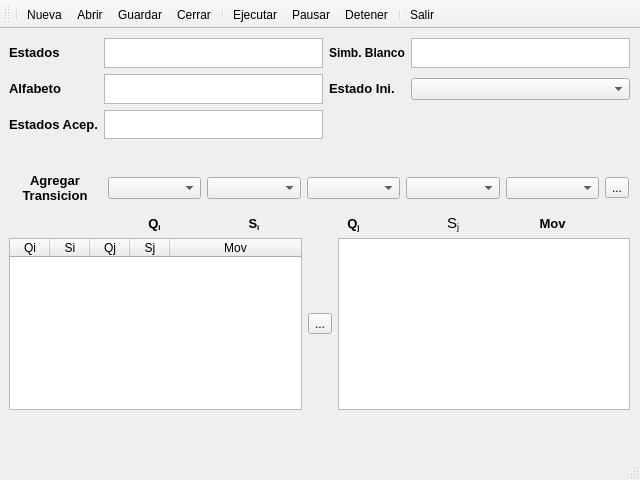
The window that gui/gui.ui (gipdiaz/fti_final) describes before a commit, drawn with Qt 5.
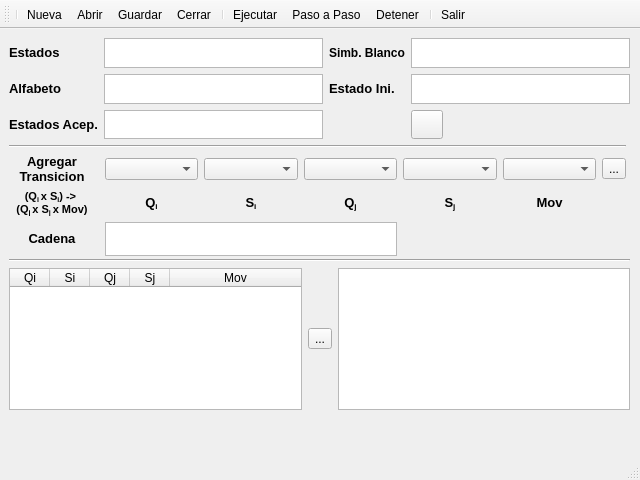
The same window after the commit. Icons and pictures are not drawn.

```diff
--- a/gui/gui.ui
+++ b/gui/gui.ui
@@ -99,9 +99,6 @@
           </property>
          </widget>
         </item>
-        <item row="1" column="3">
-         <widget class="QComboBox" name="EstadoIniComboBox"/>
-        </item>
         <item row="2" column="0">
          <widget class="QLabel" name="EstadosAcepLabel">
           <property name="text">
@@ -126,22 +123,50 @@
           </property>
          </widget>
         </item>
+        <item row="2" column="3">
+         <widget class="QToolButton" name="aceptarTuringBoton">
+          <property name="toolTip">
+           <string>&lt;!DOCTYPE HTML PUBLIC &quot;-//W3C//DTD HTML 4.0//EN&quot; &quot;http://www.w3.org/TR/REC-html40/strict.dtd&quot;&gt;
+&lt;html&gt;&lt;head&gt;&lt;meta name=&quot;qrichtext&quot; content=&quot;1&quot; /&gt;&lt;style type=&quot;text/css&quot;&gt;
+p, li { white-space: pre-wrap; }
+&lt;/style&gt;&lt;/head&gt;&lt;body style=&quot; font-family:'Ubuntu'; font-size:11pt; font-weight:400; font-style:normal;&quot;&gt;
+&lt;p align=&quot;center&quot; style=&quot; margin-top:0px; margin-bottom:0px; margin-left:0px; margin-right:0px; -qt-block-indent:0; text-indent:0px;&quot;&gt;&lt;span style=&quot; font-size:10pt; font-weight:600;&quot;&gt;Aceptar &lt;/span&gt;&lt;/p&gt;
+&lt;p align=&quot;center&quot; style=&quot; margin-top:0px; margin-bottom:0px; margin-left:0px; margin-right:0px; -qt-block-indent:0; text-indent:0px;&quot;&gt;&lt;span style=&quot; font-size:10pt; font-weight:600;&quot;&gt;Maquina Turing&lt;/span&gt;&lt;/p&gt;&lt;/body&gt;&lt;/html&gt;</string>
+          </property>
+          <property name="text">
+           <string/>
+          </property>
+          <property name="icon">
+           <iconset resource="resourse.qrc">
+            <normaloff>:/newPrefix/iconos/Apply.png</normaloff>:/newPrefix/iconos/Apply.png</iconset>
+          </property>
+          <property name="iconSize">
+           <size>
+            <width>24</width>
+            <height>24</height>
+           </size>
+          </property>
+         </widget>
+        </item>
+        <item row="1" column="3">
+         <widget class="QTextEdit" name="EstadoIniText"/>
+        </item>
        </layout>
       </widget>
       <widget class="QWidget" name="gridLayoutWidget_2">
        <property name="geometry">
         <rect>
          <x>0</x>
-         <y>200</y>
+         <y>221</y>
          <width>621</width>
-         <height>172</height>
+         <height>151</height>
         </rect>
        </property>
        <layout class="QGridLayout" name="gridLayout_2">
-        <item row="0" column="2">
+        <item row="1" column="2">
          <widget class="QTextBrowser" name="CintatextBrowser"/>
         </item>
-        <item row="0" column="0">
+        <item row="1" column="0">
          <widget class="QTreeWidget" name="transcisionesWidget">
           <attribute name="headerDefaultSectionSize">
            <number>40</number>
@@ -191,7 +216,7 @@
           </column>
          </widget>
         </item>
-        <item row="0" column="1">
+        <item row="1" column="1">
          <widget class="QToolButton" name="BorrarTransicionBoton">
           <property name="toolTip">
            <string>&lt;!DOCTYPE HTML PUBLIC &quot;-//W3C//DTD HTML 4.0//EN&quot; &quot;http://www.w3.org/TR/REC-html40/strict.dtd&quot;&gt;
@@ -216,15 +241,22 @@
           </property>
          </widget>
         </item>
+        <item row="0" column="0" colspan="3">
+         <widget class="Line" name="line_2">
+          <property name="orientation">
+           <enum>Qt::Horizontal</enum>
+          </property>
+         </widget>
+        </item>
        </layout>
       </widget>
       <widget class="QWidget" name="gridLayoutWidget_3">
        <property name="geometry">
         <rect>
-         <x>-1</x>
-         <y>99</y>
+         <x>-4</x>
+         <y>107</y>
          <width>621</width>
-         <height>101</height>
+         <height>111</height>
         </rect>
        </property>
        <layout class="QGridLayout" name="gridLayout_3">
@@ -286,13 +318,6 @@
           </property>
          </widget>
         </item>
-        <item row="0" column="1">
-         <widget class="QLabel" name="label">
-          <property name="text">
-           <string/>
-          </property>
-         </widget>
-        </item>
         <item row="2" column="1">
          <widget class="QLabel" name="QiLabel">
           <property name="text">
@@ -333,7 +358,7 @@
 &lt;html&gt;&lt;head&gt;&lt;meta name=&quot;qrichtext&quot; content=&quot;1&quot; /&gt;&lt;style type=&quot;text/css&quot;&gt;
 p, li { white-space: pre-wrap; }
 &lt;/style&gt;&lt;/head&gt;&lt;body style=&quot; font-family:'Ubuntu'; font-size:11pt; font-weight:400; font-style:normal;&quot;&gt;
-&lt;p align=&quot;center&quot; style=&quot; margin-top:0px; margin-bottom:0px; margin-left:0px; margin-right:0px; -qt-block-indent:0; text-indent:0px;&quot;&gt;S&lt;span style=&quot; vertical-align:sub;&quot;&gt;j&lt;/span&gt;&lt;/p&gt;&lt;/body&gt;&lt;/html&gt;</string>
+&lt;p align=&quot;center&quot; style=&quot; margin-top:0px; margin-bottom:0px; margin-left:0px; margin-right:0px; -qt-block-indent:0; text-indent:0px;&quot;&gt;&lt;span style=&quot; font-size:10pt; font-weight:600;&quot;&gt;S&lt;/span&gt;&lt;span style=&quot; font-size:10pt; font-weight:600; vertical-align:sub;&quot;&gt;j&lt;/span&gt;&lt;/p&gt;&lt;/body&gt;&lt;/html&gt;</string>
           </property>
          </widget>
         </item>
@@ -348,6 +373,39 @@
           </property>
          </widget>
         </item>
+        <item row="2" column="0">
+         <widget class="QLabel" name="label_2">
+          <property name="text">
+           <string>&lt;!DOCTYPE HTML PUBLIC &quot;-//W3C//DTD HTML 4.0//EN&quot; &quot;http://www.w3.org/TR/REC-html40/strict.dtd&quot;&gt;
+&lt;html&gt;&lt;head&gt;&lt;meta name=&quot;qrichtext&quot; content=&quot;1&quot; /&gt;&lt;style type=&quot;text/css&quot;&gt;
+p, li { white-space: pre-wrap; }
+&lt;/style&gt;&lt;/head&gt;&lt;body style=&quot; font-family:'Ubuntu'; font-size:11pt; font-weight:400; font-style:normal;&quot;&gt;
+&lt;p align=&quot;center&quot; style=&quot; margin-top:0px; margin-bottom:0px; margin-left:0px; margin-right:0px; -qt-block-indent:0; text-indent:0px;&quot;&gt;&lt;span style=&quot; font-size:8pt; font-weight:600;&quot;&gt;(Q&lt;/span&gt;&lt;span style=&quot; font-size:8pt; font-weight:600; vertical-align:sub;&quot;&gt;i &lt;/span&gt;&lt;span style=&quot; font-size:8pt; font-weight:600;&quot;&gt;x S&lt;/span&gt;&lt;span style=&quot; font-size:8pt; font-weight:600; vertical-align:sub;&quot;&gt;i&lt;/span&gt;&lt;span style=&quot; font-size:8pt; font-weight:600;&quot;&gt;) -&amp;gt; &lt;/span&gt;&lt;/p&gt;
+&lt;p align=&quot;center&quot; style=&quot; margin-top:0px; margin-bottom:0px; margin-left:0px; margin-right:0px; -qt-block-indent:0; text-indent:0px;&quot;&gt;&lt;span style=&quot; font-size:8pt; font-weight:600;&quot;&gt;(Q&lt;/span&gt;&lt;span style=&quot; font-size:8pt; font-weight:600; vertical-align:sub;&quot;&gt;j &lt;/span&gt;&lt;span style=&quot; font-size:8pt; font-weight:600;&quot;&gt;x S&lt;/span&gt;&lt;span style=&quot; font-size:8pt; font-weight:600; vertical-align:sub;&quot;&gt;j &lt;/span&gt;&lt;span style=&quot; font-size:8pt; font-weight:600;&quot;&gt;x Mov)&lt;/span&gt;&lt;/p&gt;&lt;/body&gt;&lt;/html&gt;</string>
+          </property>
+         </widget>
+        </item>
+        <item row="0" column="0" colspan="7">
+         <widget class="Line" name="line">
+          <property name="orientation">
+           <enum>Qt::Horizontal</enum>
+          </property>
+         </widget>
+        </item>
+        <item row="3" column="0">
+         <widget class="QLabel" name="CadenaLabel">
+          <property name="text">
+           <string>&lt;!DOCTYPE HTML PUBLIC &quot;-//W3C//DTD HTML 4.0//EN&quot; &quot;http://www.w3.org/TR/REC-html40/strict.dtd&quot;&gt;
+&lt;html&gt;&lt;head&gt;&lt;meta name=&quot;qrichtext&quot; content=&quot;1&quot; /&gt;&lt;style type=&quot;text/css&quot;&gt;
+p, li { white-space: pre-wrap; }
+&lt;/style&gt;&lt;/head&gt;&lt;body style=&quot; font-family:'Ubuntu'; font-size:11pt; font-weight:400; font-style:normal;&quot;&gt;
+&lt;p align=&quot;center&quot; style=&quot; margin-top:0px; margin-bottom:0px; margin-left:0px; margin-right:0px; -qt-block-indent:0; text-indent:0px;&quot;&gt;&lt;span style=&quot; font-size:10pt; font-weight:600;&quot;&gt;Cadena&lt;/span&gt;&lt;/p&gt;&lt;/body&gt;&lt;/html&gt;</string>
+          </property>
+         </widget>
+        </item>
+        <item row="3" column="1" colspan="3">
+         <widget class="QTextEdit" name="CadenaText"/>
+        </item>
        </layout>
       </widget>
      </widget>
@@ -384,7 +442,7 @@
    <addaction name="actionCerrar"/>
    <addaction name="separator"/>
    <addaction name="actionEjecutar"/>
-   <addaction name="actionPausar"/>
+   <addaction name="actionPaso"/>
    <addaction name="actionDetener"/>
    <addaction name="separator"/>
    <addaction name="actionSalir"/>
@@ -400,6 +458,9 @@
    <property name="toolTip">
     <string>Abrir Maquina Turing</string>
    </property>
+   <property name="shortcut">
+    <string>Ctrl+A</string>
+   </property>
   </action>
   <action name="actionNueva">
    <property name="icon">
@@ -412,6 +473,9 @@
    <property name="toolTip">
     <string>Nueva Maquina Turing</string>
    </property>
+   <property name="shortcut">
+    <string>Ctrl+N</string>
+   </property>
   </action>
   <action name="actionGuardar">
    <property name="icon">
@@ -424,6 +488,9 @@
    <property name="toolTip">
     <string>Guardar Maquina Turing</string>
    </property>
+   <property name="shortcut">
+    <string>Ctrl+G</string>
+   </property>
   </action>
   <action name="actionSalir">
    <property name="icon">
@@ -436,6 +503,9 @@
    <property name="toolTip">
     <string>Salir del Simulador</string>
    </property>
+   <property name="shortcut">
+    <string>Ctrl+E</string>
+   </property>
   </action>
   <action name="actionEjecutar">
    <property name="icon">
@@ -448,18 +518,24 @@
    <property name="toolTip">
     <string>Ejecutar Maquina Turing</string>
    </property>
+   <property name="shortcut">
+    <string>F1</string>
+   </property>
   </action>
-  <action name="actionPausar">
+  <action name="actionPaso">
    <property name="icon">
-    <iconset>
-     <disabledoff>:/newPrefix/iconos/Stop playing.png</disabledoff>
-    </iconset>
+    <iconset resource="resourse.qrc">
+     <normaloff>:/newPrefix/iconos/Forward.png</normaloff>
+     <disabledoff>:/newPrefix/iconos/Stop playing.png</disabledoff>:/newPrefix/iconos/Forward.png</iconset>
    </property>
    <property name="text">
-    <string>Pausar</string>
+    <string>Paso a Paso</string>
    </property>
    <property name="toolTip">
-    <string>Pausar Maquina Turing</string>
+    <string>Ejecutar Paso a Paso la Maquina Turing</string>
+   </property>
+   <property name="shortcut">
+    <string>F2</string>
    </property>
   </action>
   <action name="actionDetener">
@@ -473,6 +549,9 @@
    <property name="toolTip">
     <string>Detener Maquina Turing</string>
    </property>
+   <property name="shortcut">
+    <string>F3</string>
+   </property>
   </action>
   <action name="actionCerrar">
    <property name="icon">
@@ -485,6 +564,9 @@
    <property name="toolTip">
     <string>Cerrar Maquina Turing</string>
    </property>
+   <property name="shortcut">
+    <string>Ctrl+Z</string>
+   </property>
   </action>
   <action name="actionCargar">
    <property name="icon">
```
Left out of the diff: 18 changed lines with no effect on the pictures.
